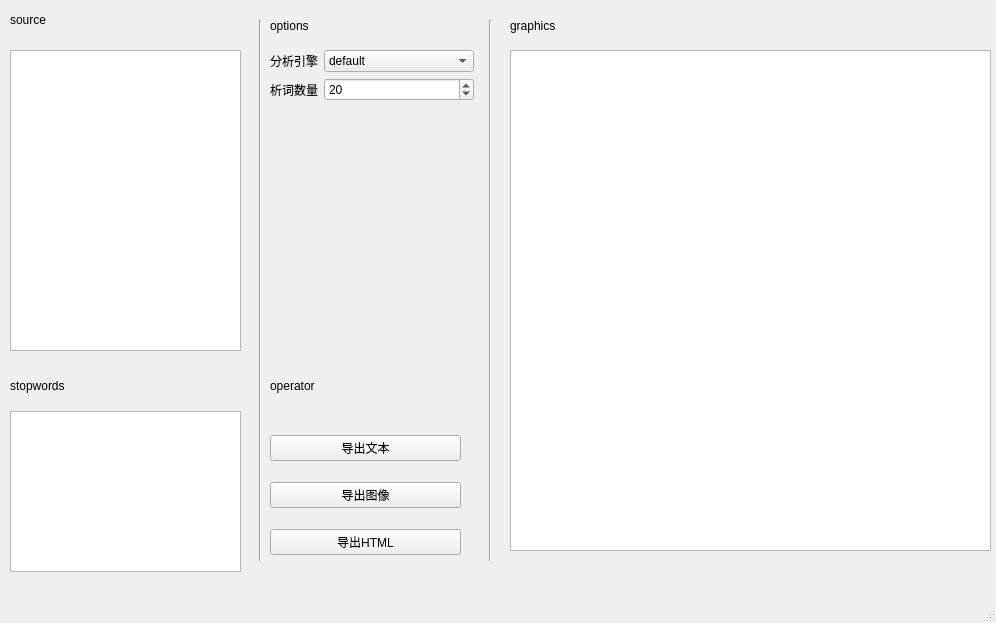
oct-month/JiebaWords, file gui/win.ui: the form before one commit.
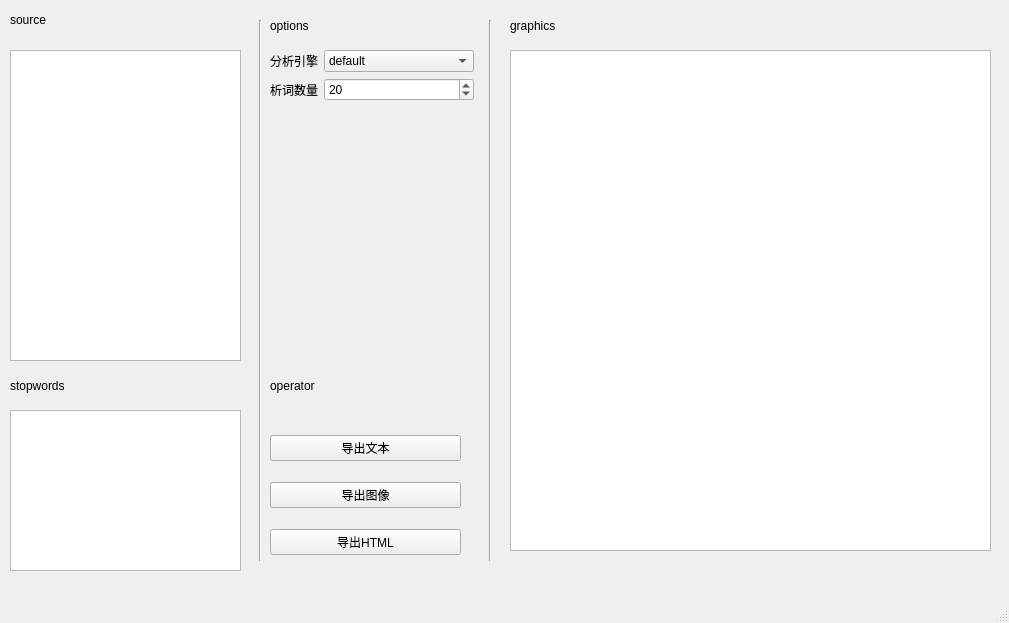
The form after the commit.

Diff of the .ui file:
```diff
--- a/gui/win.ui
+++ b/gui/win.ui
@@ -6,7 +6,7 @@
    <rect>
     <x>0</x>
     <y>0</y>
-    <width>996</width>
+    <width>1009</width>
     <height>623</height>
    </rect>
   </property>
@@ -182,26 +182,6 @@
      <string>operator</string>
     </property>
    </widget>
-   <widget class="QListView" name="source_list">
-    <property name="geometry">
-     <rect>
-      <x>10</x>
-      <y>50</y>
-      <width>231</width>
-      <height>301</height>
-     </rect>
-    </property>
-   </widget>
-   <widget class="QListView" name="stop_list">
-    <property name="geometry">
-     <rect>
-      <x>10</x>
-      <y>411</y>
-      <width>231</width>
-      <height>161</height>
-     </rect>
-    </property>
-   </widget>
    <widget class="QLabel" name="label_8">
     <property name="geometry">
      <rect>
@@ -244,6 +224,26 @@
      <enum>Qt::Vertical</enum>
     </property>
    </widget>
+   <widget class="QListWidget" name="source_list">
+    <property name="geometry">
+     <rect>
+      <x>10</x>
+      <y>50</y>
+      <width>231</width>
+      <height>311</height>
+     </rect>
+    </property>
+   </widget>
+   <widget class="QListWidget" name="stop_list">
+    <property name="geometry">
+     <rect>
+      <x>10</x>
+      <y>410</y>
+      <width>231</width>
+      <height>161</height>
+     </rect>
+    </property>
+   </widget>
   </widget>
   <widget class="QMenuBar" name="menubar">
    <property name="geometry">
```
Left out of the diff: 4 changed lines with no effect on the pictures.
